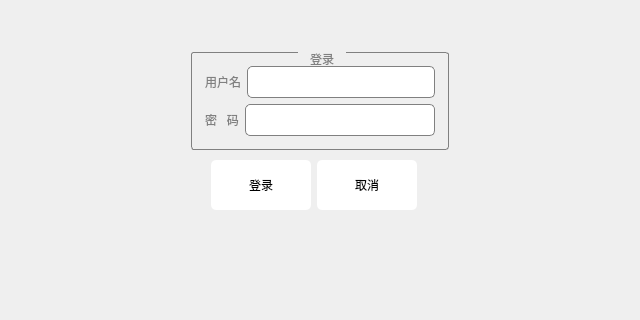
Above: Demo/deloginwidget.ui from 13438120136/XDemo before the change; both pictures show x 0 to 640 and y 0 to 320 of the 640 by 480 pixel window. Below: the same form after it.
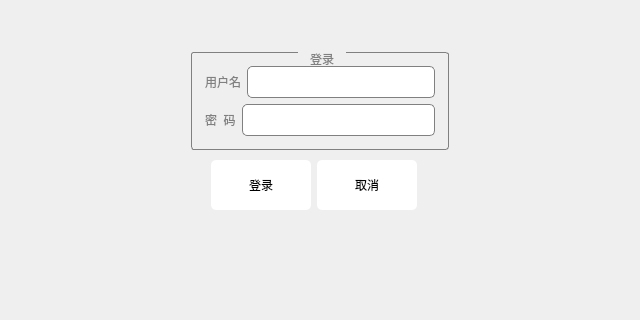
That is the form after the change. Custom widgets are drawn as their Qt base class.

Commit message: 对话款对齐

What changed in the file:
```diff
--- a/Demo/deloginwidget.ui
+++ b/Demo/deloginwidget.ui
@@ -168,7 +168,7 @@
               <property name="maximumSize">
                <size>
                 <width>302</width>
-                <height>220</height>
+                <height>210</height>
                </size>
               </property>
               <property name="styleSheet">
@@ -222,7 +222,7 @@
                     </size>
                    </property>
                    <property name="text">
-                    <string>密   码</string>
+                    <string>密  码</string>
                    </property>
                   </widget>
                  </item>
```
